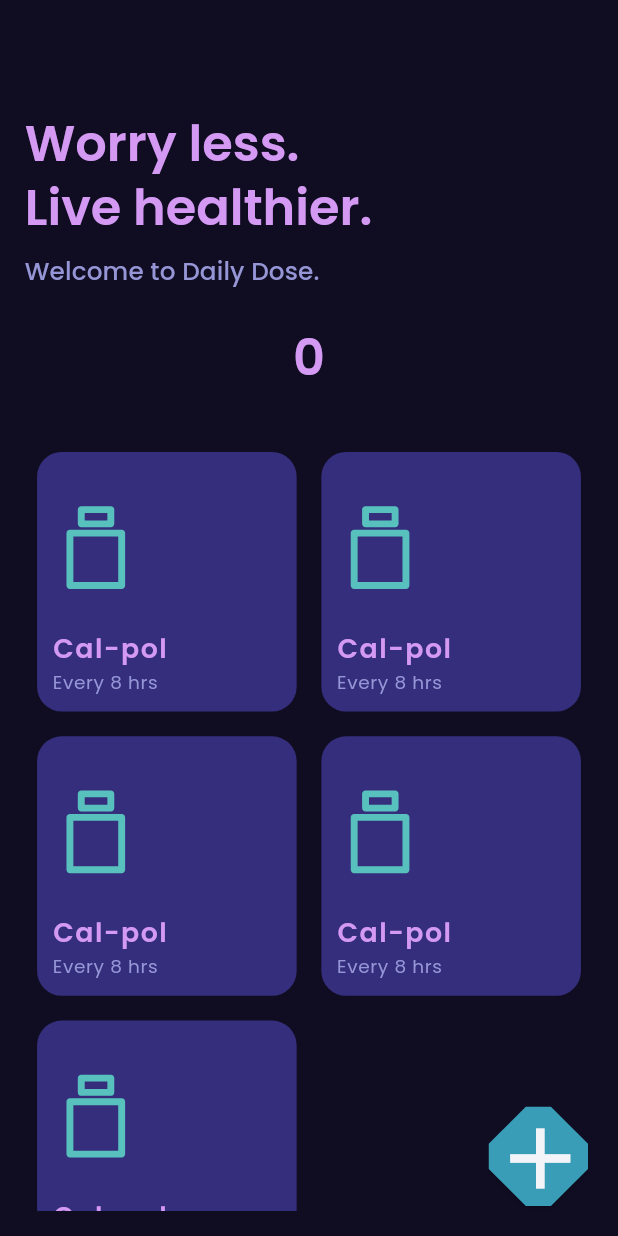
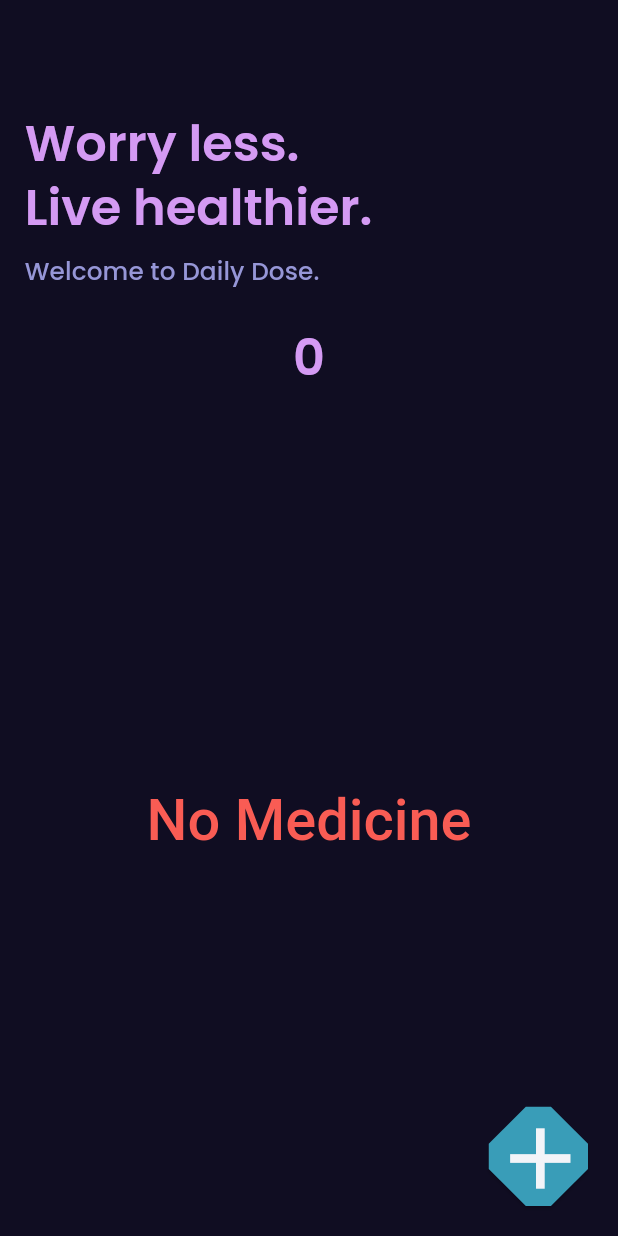
Before and after one commit to stp2003/Medicine-Reminder-App, a Flutter app: the screen it shows after launch, on a phone screen of 412 x 824 dp. Run offline on Flutter 3.47's test engine with Material 2 defaults, Android fonts, the phone set to English and light mode, and no system bars; our stand-ins replace flare_flutter, flutter_svg, google_fonts, rxdart, shared_preferences, sizer.

Commit message:
showing correct details and info on main and detail screen

```diff
--- a/lib/screens/home_screen.dart
+++ b/lib/screens/home_screen.dart
@@ -1,7 +1,10 @@
 import 'package:flutter/material.dart';
 import 'package:flutter_svg/svg.dart';
 import 'package:medicine_reminder_app/constants/colors.dart';
+import 'package:medicine_reminder_app/global_bloc.dart';
+import 'package:medicine_reminder_app/models/medicine.dart';
 import 'package:medicine_reminder_app/screens/newEntry/new_entry_page.dart';
+import 'package:provider/provider.dart';
 import 'package:sizer/sizer.dart';
 
 import 'medicineDetails/medicine_detail.dart';
@@ -66,6 +69,8 @@ class TopContainer extends StatelessWidget {
 
   @override
   Widget build(BuildContext context) {
+    //**
+    final GlobalBloc globalBloc = Provider.of<GlobalBloc>(context);
     return Column(
       mainAxisAlignment: MainAxisAlignment.start,
       children: [
@@ -87,13 +92,20 @@ class TopContainer extends StatelessWidget {
           ),
         ),
         SizedBox(height: 2.h),
-        Container(
+
+        //?? no of saved medicines ->
+        StreamBuilder<List<Medicine>>(
+          stream: globalBloc.medicineList$,
+          builder: (context, snapshot) {
+            return Container(
               alignment: Alignment.center,
               padding: EdgeInsets.only(bottom: 1.h),
               child: Text(
-            '0',
+                !snapshot.hasData ? '0' : snapshot.data!.length.toString(),
                 style: Theme.of(context).textTheme.headlineMedium,
               ),
+            );
+          },
         ),
       ],
     );
@@ -113,14 +125,36 @@ class BottomContainer extends StatelessWidget {
     //     style: Theme.of(context).textTheme.displaySmall,
     //   ),
     // );
+
+    //**
+    final GlobalBloc globalBloc = Provider.of<GlobalBloc>(context);
+    return StreamBuilder(
+      stream: globalBloc.medicineList$,
+      builder: (context, snapshot) {
+        if (!snapshot.hasData) {
+          return Container();
+        } else if (snapshot.data!.isEmpty) {
+          return Center(
+            child: Text(
+              'No Medicine',
+              textAlign: TextAlign.center,
+              style: Theme.of(context).textTheme.displaySmall,
+            ),
+          );
+        } else {
           return GridView.builder(
             padding: EdgeInsets.only(top: 1.h),
             gridDelegate: const SliverGridDelegateWithFixedCrossAxisCount(
               crossAxisCount: 2,
             ),
-      itemCount: 5,
+            itemCount: snapshot.data!.length,
             itemBuilder: (context, index) {
-        return const MedicineCard();
+              return MedicineCard(
+                medicine: snapshot.data![index],
+              );
+            },
+          );
+        }
       },
     );
   }
@@ -128,18 +162,86 @@ class BottomContainer extends StatelessWidget {
 
 //?? medicine card ->
 class MedicineCard extends StatelessWidget {
-  const MedicineCard({Key? key}) : super(key: key);
+  const MedicineCard({
+    Key? key,
+    required this.medicine,
+  }) : super(key: key);
 
+  //**
+  final Medicine medicine;
+
+  //??
+  Hero makeIcon(double size) {
+    if (medicine.medicineType == 'Bottle') {
+      return Hero(
+        tag: medicine.medicineName! + medicine.medicineType!,
+        child: SvgPicture.asset(
+          'assets/icons/bottle.svg',
+          color: kOtherColor,
+          height: 7.h,
+        ),
+      );
+    } else if (medicine.medicineType == 'Pill') {
+      return Hero(
+        tag: medicine.medicineName! + medicine.medicineType!,
+        child: SvgPicture.asset(
+          'assets/icons/pill.svg',
+          color: kOtherColor,
+          height: 7.h,
+        ),
+      );
+    } else if (medicine.medicineType == 'Syringe') {
+      return Hero(
+        tag: medicine.medicineName! + medicine.medicineType!,
+        child: SvgPicture.asset(
+          'assets/icons/syringe.svg',
+          color: kOtherColor,
+          height: 7.h,
+        ),
+      );
+    } else if (medicine.medicineType == 'Tablet') {
+      return Hero(
+        tag: medicine.medicineName! + medicine.medicineType!,
+        child: SvgPicture.asset(
+          'assets/icons/tablet.svg',
+          color: kOtherColor,
+          height: 7.h,
+        ),
+      );
+    }
+    //** in case of no medicine type icon selection ->
+    return Hero(
+      tag: medicine.medicineName! + medicine.medicineType!,
+      child: Icon(
+        Icons.error,
+        color: kOtherColor,
+        size: size,
+      ),
+    );
+  }
+
+  //?? build ->
   @override
   Widget build(BuildContext context) {
     return InkWell(
       highlightColor: appBarColor,
       splashColor: Colors.grey,
       onTap: () {
-        Navigator.push(
-          context,
-          MaterialPageRoute(
-            builder: (context) => const MedicineDetail(),
+        Navigator.of(context).push(
+          PageRouteBuilder<void>(
+            pageBuilder: (BuildContext context, Animation<double> animation,
+                Animation<double> secondaryAnimation) {
+              return AnimatedBuilder(
+                animation: animation,
+                builder: (context, Widget? child) {
+                  return Opacity(
+                    opacity: animation.value,
+                    child: MedicineDetail(medicine: medicine),
+                  );
+                },
+              );
+            },
+            transitionDuration: const Duration(milliseconds: 500),
           ),
         );
       },
@@ -156,21 +258,22 @@ class MedicineCard extends StatelessWidget {
           mainAxisAlignment: MainAxisAlignment.center,
           children: [
             const Spacer(),
-            SvgPicture.asset(
-              'assets/icons/bottle.svg',
-              height: 7.h,
-              color: kOtherColor,
-            ),
+            makeIcon(7.h),
             const Spacer(),
-            Text(
-              'Cal-pol',
+            Hero(
+              tag: medicine.medicineName!,
+              child: Text(
+                medicine.medicineName!,
                 overflow: TextOverflow.fade,
                 textAlign: TextAlign.start,
                 style: Theme.of(context).textTheme.titleLarge,
               ),
+            ),
             SizedBox(height: 0.3.h),
             Text(
-              'Every 8 hrs',
+              medicine.interval == 1
+                  ? "Every ${medicine.interval} hour"
+                  : "Every ${medicine.interval} hour",
               overflow: TextOverflow.fade,
               textAlign: TextAlign.start,
               style: Theme.of(context).textTheme.bodySmall,
--- a/lib/screens/medicineDetails/medicine_detail.dart
+++ b/lib/screens/medicineDetails/medicine_detail.dart
@@ -1,10 +1,17 @@
 import 'package:flutter/material.dart';
 import 'package:flutter_svg/svg.dart';
 import 'package:medicine_reminder_app/constants/colors.dart';
+import 'package:medicine_reminder_app/models/medicine.dart';
 import 'package:sizer/sizer.dart';
 
 class MedicineDetail extends StatefulWidget {
-  const MedicineDetail({Key? key}) : super(key: key);
+  const MedicineDetail({
+    Key? key,
+    required this.medicine,
+  }) : super(key: key);
+
+  //**
+  final Medicine medicine;
 
   @override
   State<MedicineDetail> createState() => _MedicineDetailState();
@@ -31,9 +38,13 @@ class _MedicineDetailState extends State<MedicineDetail> {
         child: Column(
           children: [
             //?? main section ->
-            const MainSection(),
+            MainSection(
+              medicine: widget.medicine,
+            ),
             //?? Extended section ->
-            const ExtendedInfo(),
+            ExtendedInfo(
+              medicine: widget.medicine,
+            ),
             const Spacer(),
             //?? text button ->
             SizedBox(
@@ -120,28 +131,91 @@ class _MedicineDetailState extends State<MedicineDetail> {
 
 //?? main section ->
 class MainSection extends StatelessWidget {
-  const MainSection({Key? key}) : super(key: key);
+  const MainSection({
+    Key? key,
+    this.medicine,
+  }) : super(key: key);
+
+  //**
+  final Medicine? medicine;
 
   @override
   Widget build(BuildContext context) {
+    //??
+    Hero makeIcon(double size) {
+      if (medicine!.medicineType == 'Bottle') {
+        return Hero(
+          tag: medicine!.medicineName! + medicine!.medicineType!,
+          child: SvgPicture.asset(
+            'assets/icons/bottle.svg',
+            color: kOtherColor,
+            height: 7.h,
+          ),
+        );
+      } else if (medicine!.medicineType == 'Pill') {
+        return Hero(
+          tag: medicine!.medicineName! + medicine!.medicineType!,
+          child: SvgPicture.asset(
+            'assets/icons/pill.svg',
+            color: kOtherColor,
+            height: 7.h,
+          ),
+        );
+      } else if (medicine!.medicineType == 'Syringe') {
+        return Hero(
+          tag: medicine!.medicineName! + medicine!.medicineType!,
+          child: SvgPicture.asset(
+            'assets/icons/syringe.svg',
+            color: kOtherColor,
+            height: 7.h,
+          ),
+        );
+      } else if (medicine!.medicineType == 'Tablet') {
+        return Hero(
+          tag: medicine!.medicineName! + medicine!.medicineType!,
+          child: SvgPicture.asset(
+            'assets/icons/tablet.svg',
+            color: kOtherColor,
+            height: 7.h,
+          ),
+        );
+      }
+      //** in case of no medicine type icon selection ->
+      return Hero(
+        tag: medicine!.medicineName! + medicine!.medicineType!,
+        child: Icon(
+          Icons.error,
+          color: kOtherColor,
+          size: size,
+        ),
+      );
+    }
+
     return Row(
       mainAxisAlignment: MainAxisAlignment.spaceAround,
       children: [
-        SvgPicture.asset(
-          'assets/icons/bottle.svg',
-          height: 7.h,
-          color: kOtherColor,
-        ),
+        makeIcon(7.h),
         SizedBox(width: 2.w),
         Column(
-          children: const [
-            MainInfoTab(
-              fieldTitle: 'Medicine Name',
-              fieldInfo: 'Catapol',
+          children: [
+            Hero(
+              tag: medicine!.medicineName!,
+              child: Material(
+                color: Colors.transparent,
+                child: MainInfoTab(
+                  fieldTitle: 'Medicine Name',
+                  fieldInfo: medicine!.medicineName!,
+                ),
+              ),
             ),
-            MainInfoTab(
-              fieldTitle: 'Dosage',
-              fieldInfo: '500 mg',
+            Hero(
+              tag: medicine!.interval!,
+              child: MainInfoTab(
+                fieldTitle: 'Dosage',
+                fieldInfo: medicine!.dosage == 0
+                    ? 'Not Specified'
+                    : "${medicine!.dosage} mg",
+              ),
             ),
           ],
         ),
@@ -189,18 +263,35 @@ class MainInfoTab extends StatelessWidget {
 
 //?? Extended info ->
 class ExtendedInfo extends StatelessWidget {
-  const ExtendedInfo({Key? key}) : super(key: key);
+  const ExtendedInfo({
+    Key? key,
+    this.medicine,
+  }) : super(key: key);
+
+  //**
+  final Medicine? medicine;
 
   @override
   Widget build(BuildContext context) {
     return ListView(
       shrinkWrap: true,
-      children: const [
-        ExtendedInfoTab(fieldTitle: 'Medicine Type', fieldInfo: 'Pill'),
+      children: [
         ExtendedInfoTab(
-            fieldTitle: 'Dosage Interval',
-            fieldInfo: 'Every 8 hours | 3 times a day'),
-        ExtendedInfoTab(fieldTitle: 'Start Time', fieldInfo: '01:19'),
+          fieldTitle: 'Medicine Type',
+          fieldInfo: medicine!.medicineType! == 'None'
+              ? 'Not Specified'
+              : medicine!.medicineType!,
+        ),
+        ExtendedInfoTab(
+          fieldTitle: 'Dosage Interval',
+          fieldInfo:
+              'Every ${medicine!.interval} hours  |  ${medicine!.interval == 24 ? "One time a day" : "${(24 / medicine!.interval!).floor()} times a day"}',
+        ),
+        ExtendedInfoTab(
+          fieldTitle: 'Start Time',
+          fieldInfo:
+              '${medicine!.startTime![0]}${medicine!.startTime![1]}:${medicine!.startTime![2]}${medicine!.startTime![3]}',
+        ),
       ],
     );
   }
```
Lines whose indentation alone changed are shown as unchanged.
